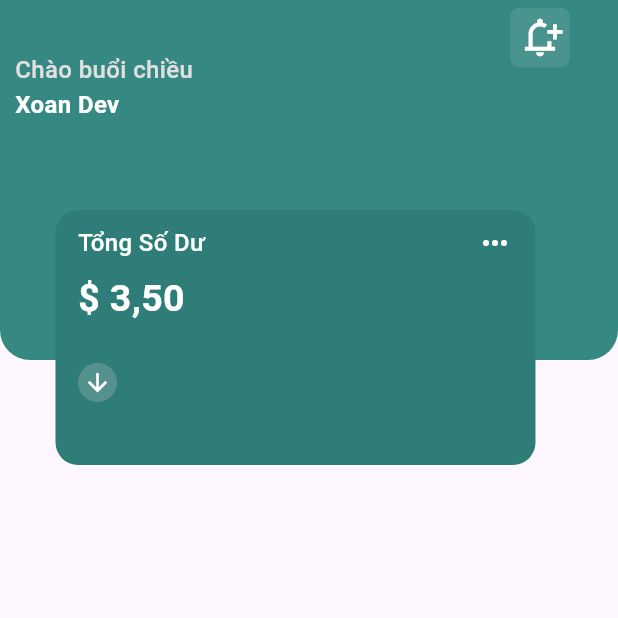
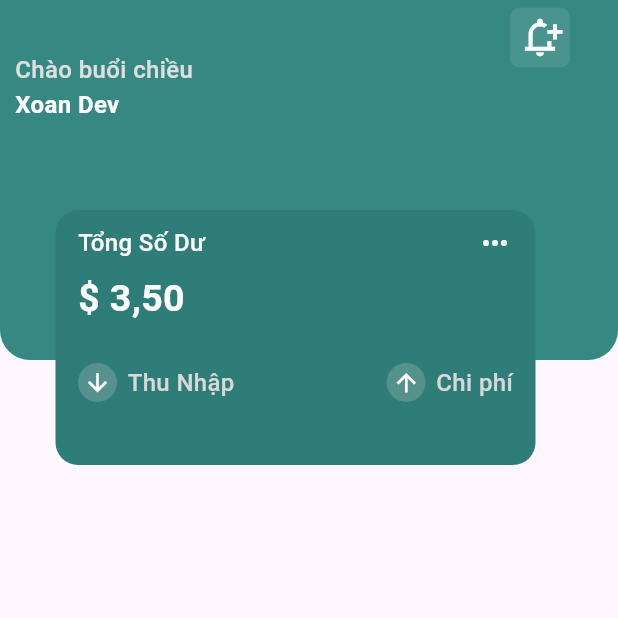
Before and after one commit to NguyenNhatHuynh/Finance-XD-App, a Flutter app: the screen it shows after launch, on a phone screen of 412 x 824 dp, the top half of it. Run offline on Flutter 3.47's test engine with Material 3 defaults, Android fonts, the phone set to English and light mode, and no system bars.

Commit message:
Design Home Screen - Screen  Tag Total Balance

```diff
--- a/lib/Screens/home.dart
+++ b/lib/Screens/home.dart
@@ -122,6 +122,9 @@ class Home extends StatelessWidget {
                     Padding(
                       padding: const EdgeInsets.symmetric(horizontal: 15),
                       child: Row(
+                        mainAxisAlignment: MainAxisAlignment.spaceBetween,
+                        children: [
+                          Row(
                             children: [
                               CircleAvatar(
                                 radius: 13,
@@ -132,9 +135,44 @@ class Home extends StatelessWidget {
                                   color: Colors.white,
                                   size: 19,
                                 ),
-                            )
+                              ),
+                              SizedBox(width: 7),
+                              Text(
+                                'Thu Nhập',
+                                style: TextStyle(
+                                  fontWeight: FontWeight.w500,
+                                  fontSize: 16,
+                                  color: Color.fromARGB(255, 216, 216, 216),
+                                ),
+                              ),
                             ],
-                        ))
+                          ),
+                          Row(
+                            children: [
+                              CircleAvatar(
+                                radius: 13,
+                                backgroundColor:
+                                    Color.fromARGB(255, 85, 145, 141),
+                                child: Icon(
+                                  Icons.arrow_upward,
+                                  color: Colors.white,
+                                  size: 19,
+                                ),
+                              ),
+                              SizedBox(width: 7),
+                              Text(
+                                'Chi phí',
+                                style: TextStyle(
+                                  fontWeight: FontWeight.w500,
+                                  fontSize: 16,
+                                  color: Color.fromARGB(255, 216, 216, 216),
+                                ),
+                              ),
+                            ],
+                          ),
+                        ],
+                      ),
+                    ),
                   ],
                 ),
               ),
```
Lines whose indentation alone changed are shown as unchanged.
